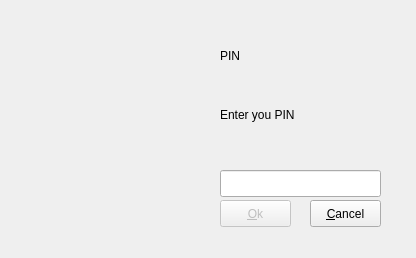
Above: pteid-mw-pt/_src/eidmw/dialogs/dialogsQTsrv/dlgWndAskPIN.ui from amagovpt/autenticacao.gov before the change. Below: the same form after it.
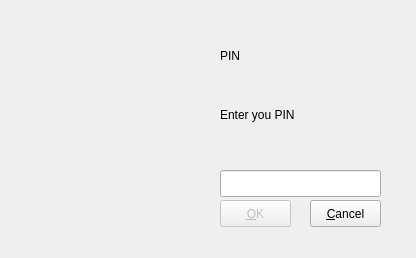
That is the form after the change. Icons and pictures are not drawn.

Commit message: dialogs: spell "OK" with capital K

```diff
--- a/pteid-mw-pt/_src/eidmw/dialogs/dialogsQTsrv/dlgWndAskPIN.ui
+++ b/pteid-mw-pt/_src/eidmw/dialogs/dialogsQTsrv/dlgWndAskPIN.ui
@@ -259,7 +259,7 @@
     </rect>
    </property>
    <property name="text">
-    <string>&amp;Ok</string>
+    <string>&amp;OK</string>
    </property>
   </widget>
   <widget class="QLabel" name="lblHeader">
```
The commit also changes 3 other files.
